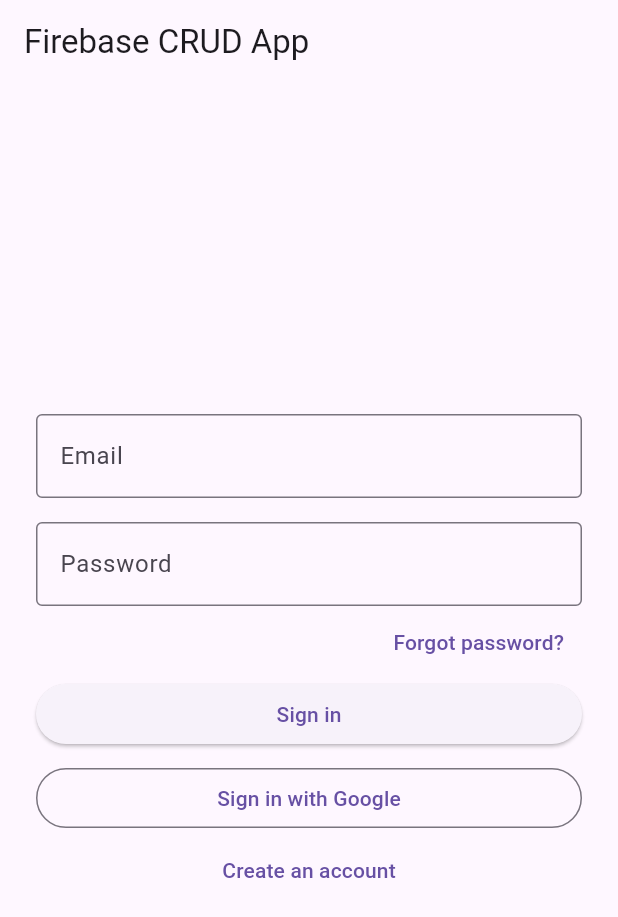
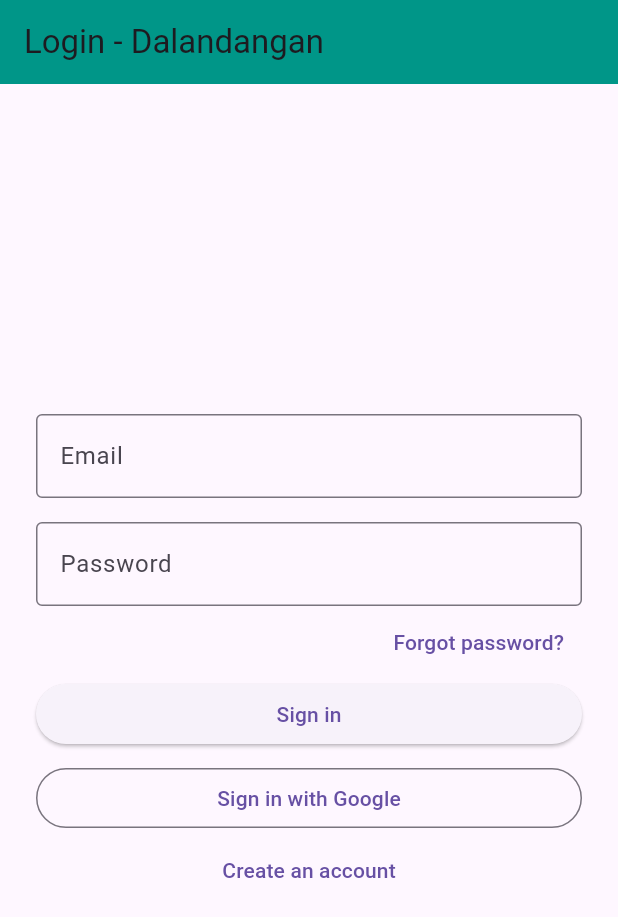
Before and after one commit to ndalandangan556120-star/Dalandangan_Task-8-FirebaseCrud, a Flutter app: the screen it shows after launch, on a phone screen of 412 x 824 dp. Shown: the top 917 px of the screen. Run offline on Flutter 3.47's test engine with Material 3 defaults, Android fonts, the phone set to English and light mode, and no system bars; our stand-ins replace cloud_firestore, firebase_auth, firebase_core, google_sign_in; accounts and stored records are empty.

Commit message:
Update login app bar
Display the Dalandangan name on the login screen with the teal theme.

Co-authored-by: Copilot <223556219+Copilot@users.noreply.github.com>

```diff
--- a/lib/login_page.dart
+++ b/lib/login_page.dart
@@ -139,7 +139,10 @@ class _LoginPageState extends State<LoginPage> {
   @override
   Widget build(BuildContext context) {
     return Scaffold(
-      appBar: AppBar(title: const Text('Firebase CRUD App')),
+      appBar: AppBar(
+        title: const Text('Login - Dalandangan'),
+        backgroundColor: Colors.teal,
+      ),
       body: Center(
         child: SingleChildScrollView(
           padding: const EdgeInsets.all(24),
```
